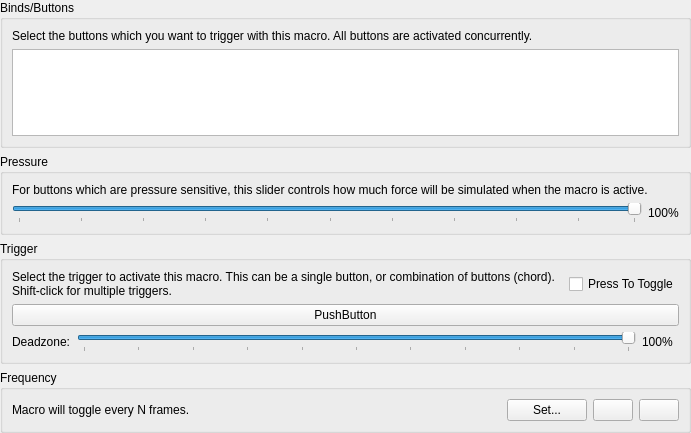
Above: src/duckstation-qt/controllermacroeditwidget.ui from stenzek/duckstation before the change. Below: the same form after it.
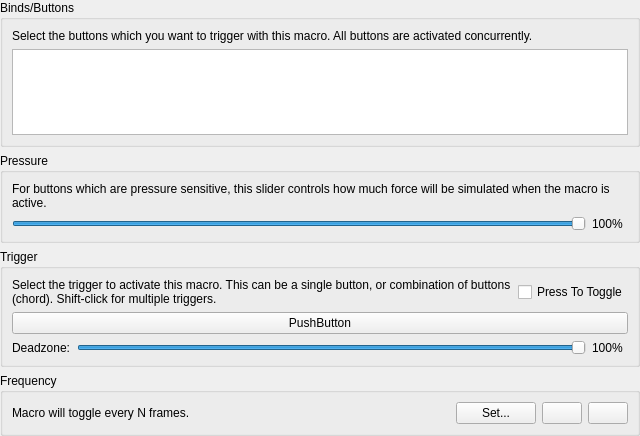
That is the form after the change. Custom widgets are drawn as their Qt base class.

Commit message: Qt: Polish sliders

Diff of the .ui file:
```diff
--- a/src/duckstation-qt/controllermacroeditwidget.ui
+++ b/src/duckstation-qt/controllermacroeditwidget.ui
@@ -6,8 +6,8 @@
    <rect>
     <x>0</x>
     <y>0</y>
-    <width>691</width>
-    <height>433</height>
+    <width>640</width>
+    <height>436</height>
    </rect>
   </property>
   <layout class="QVBoxLayout" name="verticalLayout" stretch="1,0,0,0">
@@ -28,11 +28,8 @@
      <property name="title">
       <string>Binds/Buttons</string>
      </property>
-     <layout class="QGridLayout" name="gridLayout_2">
-      <item row="1" column="0">
-       <widget class="QListWidget" name="bindList"/>
-      </item>
-      <item row="0" column="0">
+     <layout class="QVBoxLayout" name="verticalLayout_2">
+      <item>
        <widget class="QLabel" name="label_2">
         <property name="text">
          <string>Select the buttons which you want to trigger with this macro. All buttons are activated concurrently.</string>
@@ -42,6 +39,9 @@
         </property>
        </widget>
       </item>
+      <item>
+       <widget class="QListWidget" name="bindList"/>
+      </item>
      </layout>
     </widget>
    </item>
@@ -50,7 +50,7 @@
      <property name="title">
       <string>Pressure</string>
      </property>
-     <layout class="QVBoxLayout" name="verticalLayout_2">
+     <layout class="QVBoxLayout" name="verticalLayout_3">
       <item>
        <widget class="QLabel" name="label_3">
         <property name="text">
@@ -77,16 +77,16 @@
           <property name="orientation">
            <enum>Qt::Orientation::Horizontal</enum>
           </property>
-          <property name="tickPosition">
-           <enum>QSlider::TickPosition::TicksBelow</enum>
-          </property>
-          <property name="tickInterval">
-           <number>10</number>
-          </property>
          </widget>
         </item>
         <item>
          <widget class="QLabel" name="pressureValue">
+          <property name="minimumSize">
+           <size>
+            <width>36</width>
+            <height>0</height>
+           </size>
+          </property>
           <property name="text">
            <string>100%</string>
           </property>
@@ -102,8 +102,8 @@
      <property name="title">
       <string>Trigger</string>
      </property>
-     <layout class="QGridLayout" name="gridLayout">
-      <item row="0" column="0" colspan="2">
+     <layout class="QVBoxLayout" name="verticalLayout_4">
+      <item>
        <layout class="QHBoxLayout" name="horizontalLayout_5" stretch="1,0">
         <item>
          <widget class="QLabel" name="label">
@@ -127,14 +127,14 @@
         </item>
        </layout>
       </item>
-      <item row="1" column="0" colspan="2">
+      <item>
        <widget class="InputBindingWidget" name="trigger">
         <property name="text">
          <string notr="true">PushButton</string>
         </property>
        </widget>
       </item>
-      <item row="2" column="0">
+      <item>
        <layout class="QHBoxLayout" name="deadzoneLayout" stretch="0,1,0">
         <item>
          <widget class="QLabel" name="label_4">
@@ -157,16 +157,16 @@
           <property name="orientation">
            <enum>Qt::Orientation::Horizontal</enum>
           </property>
-          <property name="tickPosition">
-           <enum>QSlider::TickPosition::TicksBelow</enum>
-          </property>
-          <property name="tickInterval">
-           <number>10</number>
-          </property>
          </widget>
         </item>
         <item>
          <widget class="QLabel" name="deadzoneValue">
+          <property name="minimumSize">
+           <size>
+            <width>36</width>
+            <height>0</height>
+           </size>
+          </property>
           <property name="text">
            <string>100%</string>
           </property>
@@ -182,8 +182,8 @@
      <property name="title">
       <string>Frequency</string>
      </property>
-     <layout class="QGridLayout" name="gridLayout_3">
-      <item row="0" column="0">
+     <layout class="QVBoxLayout" name="verticalLayout_5">
+      <item>
        <layout class="QHBoxLayout" name="horizontalLayout" stretch="1,0,0,0">
         <item>
          <widget class="QLabel" name="frequencyText">
```
The commit also changes 4 other files.
